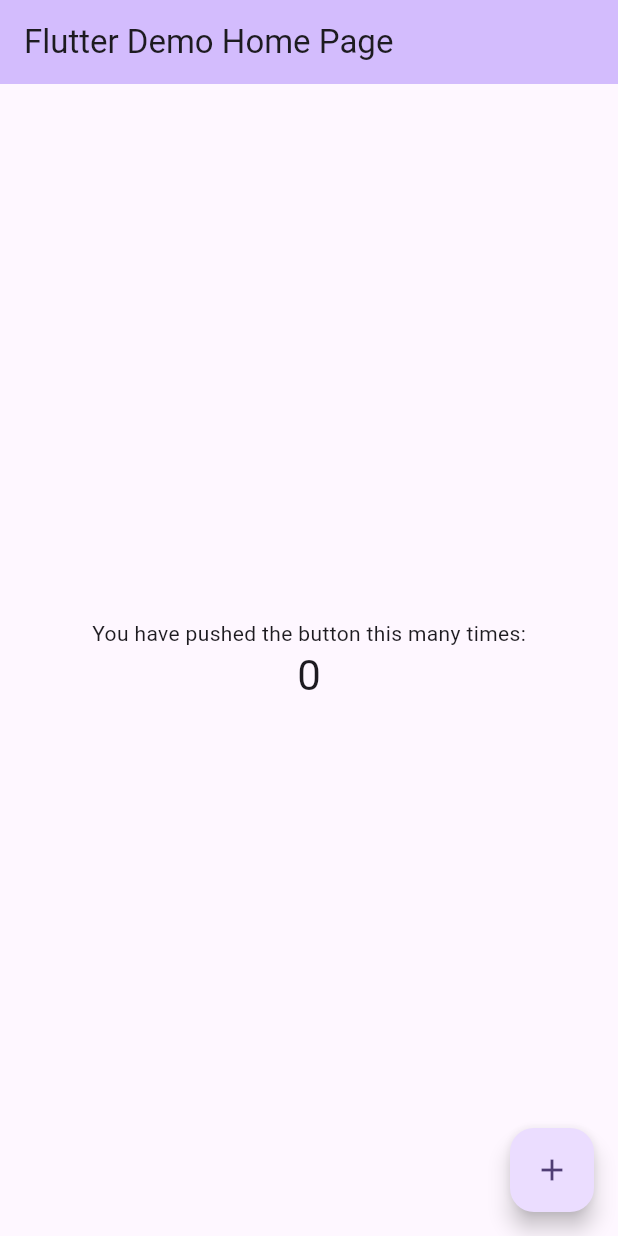
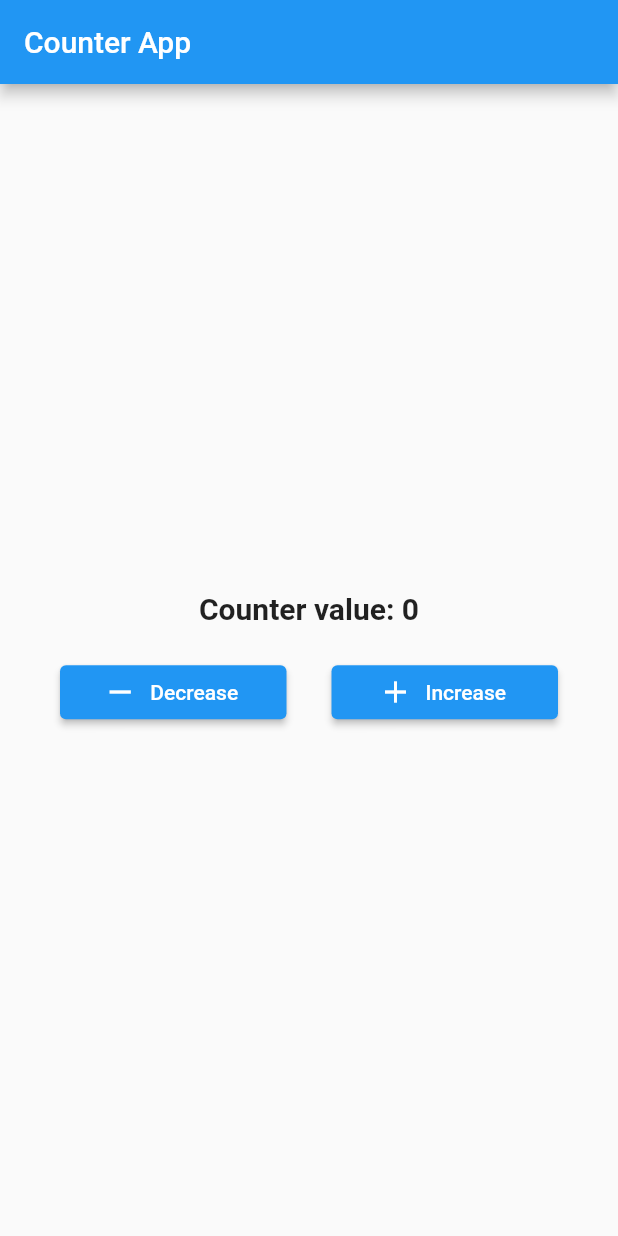
Before and after one commit to ENRexGeorge23/Flutter-BLoC-State-Management-Firebase, a Flutter app: the screen it shows after launch, on a phone screen of 412 x 824 dp. Run offline on Flutter 3.47's test engine with Material 2 defaults, Android fonts, the phone set to English and light mode, and no system bars; our stand-ins replace bloc, equatable, flutter_bloc, hydrated_bloc.

Commit message:
[PROGRESS]COUNTER-APP-DAY-1

```diff
--- /dev/null
+++ b/counter_app_bloc/lib/bloc/bloc_imports.dart
@@ -0,0 +1,3 @@
+export './counter/counter_bloc.dart';
+export './my_bloc_observer.dart';
+export 'package:flutter_bloc/flutter_bloc.dart';
--- /dev/null
+++ b/counter_app_bloc/lib/bloc/counter/counter_bloc.dart
@@ -0,0 +1,26 @@
+import 'package:equatable/equatable.dart';
+import 'package:hydrated_bloc/hydrated_bloc.dart';
+
+part 'counter_event.dart';
+part 'counter_state.dart';
+
+class CounterBloc extends HydratedBloc<CounterEvent, CounterState> {
+  CounterBloc() : super(CounterInitial()) {
+    on<CounterIncrementEvent>((event, emit) {
+      emit(IncrementState(state.counterValue + 1));
+    });
+    on<CounterDecrementEvent>((event, emit) {
+      emit(DecrementState(state.counterValue - 1));
+    });
+  }
+
+  @override
+  CounterState? fromJson(Map<String, dynamic> json) {
+    return CounterState.fromMap(json);
+  }
+
+  @override
+  Map<String, dynamic>? toJson(CounterState state) {
+    return state.toMap();
+  }
+}
--- /dev/null
+++ b/counter_app_bloc/lib/bloc/counter/counter_event.dart
@@ -0,0 +1,7 @@
+part of 'counter_bloc.dart';
+
+abstract class CounterEvent {}
+
+class CounterIncrementEvent extends CounterEvent {}
+
+class CounterDecrementEvent extends CounterEvent {}
--- /dev/null
+++ b/counter_app_bloc/lib/bloc/counter/counter_state.dart
@@ -0,0 +1,33 @@
+part of 'counter_bloc.dart';
+
+class CounterState extends Equatable {
+  final int counterValue;
+  CounterState({required this.counterValue});
+
+  @override
+  List<Object> get props => [counterValue];
+
+  Map<String, dynamic> toMap() {
+    return {
+      'counterValue': counterValue,
+    };
+  }
+
+  factory CounterState.fromMap(Map<String, dynamic> map) {
+    return CounterState(
+      counterValue: map['counterValue']?.toInt() ?? 0,
+    );
+  }
+}
+
+class CounterInitial extends CounterState {
+  CounterInitial() : super(counterValue: 0);
+}
+
+class IncrementState extends CounterState {
+  IncrementState(int increasedValue) : super(counterValue: increasedValue);
+}
+
+class DecrementState extends CounterState {
+  DecrementState(int decreasedValue) : super(counterValue: decreasedValue);
+}
--- a/counter_app_bloc/lib/main.dart
+++ b/counter_app_bloc/lib/main.dart
@@ -1,125 +1,31 @@
+import 'package:counter_app_bloc/screen/home_screen.dart';
 import 'package:flutter/material.dart';
+import 'package:hydrated_bloc/hydrated_bloc.dart';
+import 'package:path_provider/path_provider.dart';
+import '../bloc/bloc_imports.dart';
 
-void main() {
+void main() async {
+  WidgetsFlutterBinding.ensureInitialized();
+
+  HydratedBloc.storage = await HydratedStorage.build(
+      storageDirectory: await getApplicationDocumentsDirectory());
+
   runApp(const MyApp());
 }
 
 class MyApp extends StatelessWidget {
-  const MyApp({super.key});
+  const MyApp({Key? key}) : super(key: key);
 
-  // This widget is the root of your application.
   @override
   Widget build(BuildContext context) {
-    return MaterialApp(
-      title: 'Flutter Demo',
-      theme: ThemeData(
-        // This is the theme of your application.
-        //
-        // TRY THIS: Try running your application with "flutter run". You'll see
-        // the application has a blue toolbar. Then, without quitting the app,
-        // try changing the seedColor in the colorScheme below to Colors.green
-        // and then invoke "hot reload" (save your changes or press the "hot
-        // reload" button in a Flutter-supported IDE, or press "r" if you used
-        // the command line to start the app).
-        //
-        // Notice that the counter didn't reset back to zero; the application
-        // state is not lost during the reload. To reset the state, use hot
-        // restart instead.
-        //
-        // This works for code too, not just values: Most code changes can be
-        // tested with just a hot reload.
-        colorScheme: ColorScheme.fromSeed(seedColor: Colors.deepPurple),
-        useMaterial3: true,
+    return BlocProvider(
+      create: (context) => CounterBloc(),
+      child: MaterialApp(
+        theme: ThemeData(
+          primarySwatch: Colors.blue,
+        ),
+        home: const HomeScreen(),
       ),
-      home: const MyHomePage(title: 'Flutter Demo Home Page'),
     );
   }
 }
-
-class MyHomePage extends StatefulWidget {
-  const MyHomePage({super.key, required this.title});
-
-  // This widget is the home page of your application. It is stateful, meaning
-  // that it has a State object (defined below) that contains fields that affect
-  // how it looks.
-
-  // This class is the configuration for the state. It holds the values (in this
-  // case the title) provided by the parent (in this case the App widget) and
-  // used by the build method of the State. Fields in a Widget subclass are
-  // always marked "final".
-
-  final String title;
-
-  @override
-  State<MyHomePage> createState() => _MyHomePageState();
-}
-
-class _MyHomePageState extends State<MyHomePage> {
-  int _counter = 0;
-
-  void _incrementCounter() {
-    setState(() {
-      // This call to setState tells the Flutter framework that something has
-      // changed in this State, which causes it to rerun the build method below
-      // so that the display can reflect the updated values. If we changed
-      // _counter without calling setState(), then the build method would not be
-      // called again, and so nothing would appear to happen.
-      _counter++;
-    });
-  }
-
-  @override
-  Widget build(BuildContext context) {
-    // This method is rerun every time setState is called, for instance as done
-    // by the _incrementCounter method above.
-    //
-    // The Flutter framework has been optimized to make rerunning build methods
-    // fast, so that you can just rebuild anything that needs updating rather
-    // than having to individually change instances of widgets.
-    return Scaffold(
-      appBar: AppBar(
-        // TRY THIS: Try changing the color here to a specific color (to
-        // Colors.amber, perhaps?) and trigger a hot reload to see the AppBar
-        // change color while the other colors stay the same.
-        backgroundColor: Theme.of(context).colorScheme.inversePrimary,
-        // Here we take the value from the MyHomePage object that was created by
-        // the App.build method, and use it to set our appbar title.
-        title: Text(widget.title),
-      ),
-      body: Center(
-        // Center is a layout widget. It takes a single child and positions it
-        // in the middle of the parent.
-        child: Column(
-          // Column is also a layout widget. It takes a list of children and
-          // arranges them vertically. By default, it sizes itself to fit its
-          // children horizontally, and tries to be as tall as its parent.
-          //
-          // Column has various properties to control how it sizes itself and
-          // how it positions its children. Here we use mainAxisAlignment to
-          // center the children vertically; the main axis here is the vertical
-          // axis because Columns are vertical (the cross axis would be
-          // horizontal).
-          //
-          // TRY THIS: Invoke "debug painting" (choose the "Toggle Debug Paint"
-          // action in the IDE, or press "p" in the console), to see the
-          // wireframe for each widget.
-          mainAxisAlignment: MainAxisAlignment.center,
-          children: <Widget>[
-            const Text(
-              'You have pushed the button this many times:',
-            ),
-            Text(
-              '$_counter',
-              style: Theme.of(context).textTheme.headlineMedium,
-            ),
-          ],
-        ),
-      ),
-      floatingActionButton: FloatingActionButton(
-        onPressed: _incrementCounter,
-        tooltip: 'Increment',
-        child: const Icon(Icons.add),
-      ), // This trailing comma makes auto-formatting nicer for build methods.
-    );
-  }
-}
--- /dev/null
+++ b/counter_app_bloc/lib/screen/home_screen.dart
@@ -0,0 +1,79 @@
+import '../bloc/bloc_imports.dart';
+import 'package:flutter/material.dart';
+
+class HomeScreen extends StatelessWidget {
+  const HomeScreen({Key? key}) : super(key: key);
+
+  @override
+  Widget build(BuildContext context) {
+    debugPrint('Whole \'HomeScreen\' built');
+    return Scaffold(
+      appBar: AppBar(
+        title: const Text('Counter App'),
+      ),
+      body: SafeArea(
+        child: Column(
+          mainAxisAlignment: MainAxisAlignment.center,
+          children: [
+            Center(
+              child: BlocConsumer<CounterBloc, CounterState>(
+                listener: (context, state) {
+                  if (state is IncrementState) {
+                    ScaffoldMessenger.of(context).showSnackBar(const SnackBar(
+                      content: Text('Successfully incremented'),
+                      duration: Duration(milliseconds: 300),
+                    ));
+                  } else if (state is DecrementState) {
+                    ScaffoldMessenger.of(context).showSnackBar(const SnackBar(
+                      content: Text('Successfully decremented'),
+                      duration: Duration(milliseconds: 300),
+                    ));
+                  }
+                },
+                builder: (context, state) {
+                  return Text(
+                    'Counter value: ${state.counterValue}',
+                    style: const TextStyle(
+                        fontSize: 20, fontWeight: FontWeight.bold),
+                  );
+                },
+              ),
+            ),
+            const SizedBox(
+              height: 20,
+            ),
+            Padding(
+              padding: const EdgeInsets.symmetric(horizontal: 40),
+              child: Row(
+                mainAxisAlignment: MainAxisAlignment.spaceEvenly,
+                children: [
+                  Expanded(
+                    child: ElevatedButton.icon(
+                      onPressed: () => context
+                          .read<CounterBloc>()
+                          .add(CounterDecrementEvent()),
+                      icon: const Icon(Icons.remove),
+                      label: const Text('Decrease'),
+                    ),
+                  ),
+                  const SizedBox(
+                    width: 30,
+                  ),
+                  Expanded(
+                    child: ElevatedButton.icon(
+                      onPressed: () => context
+                          .read<CounterBloc>()
+                          .add(CounterIncrementEvent()),
+                      icon: const Icon(Icons.add),
+                      label: const Text('Increase'),
+                    ),
+                  ),
+                ],
+              ),
+            ),
+          ],
+        ),
+      ),
+    );
+  }
+}
--- a/counter_app_bloc/pubspec.yaml
+++ b/counter_app_bloc/pubspec.yaml
@@ -35,6 +35,10 @@ dependencies:
   # The following adds the Cupertino Icons font to your application.
   # Use with the CupertinoIcons class for iOS style icons.
   cupertino_icons: ^1.0.2
+  equatable: ^2.0.5
+  hydrated_bloc: ^9.1.2
+  flutter_bloc: ^8.1.3
+  path_provider: ^2.0.15
 
 dev_dependencies:
   flutter_test:
```
Also changed, not shown: counter_app_bloc/lib/bloc/my_bloc_observer.dart (added, +28 -0 lines), counter_app_bloc/pubspec.lock, 1 other file.
